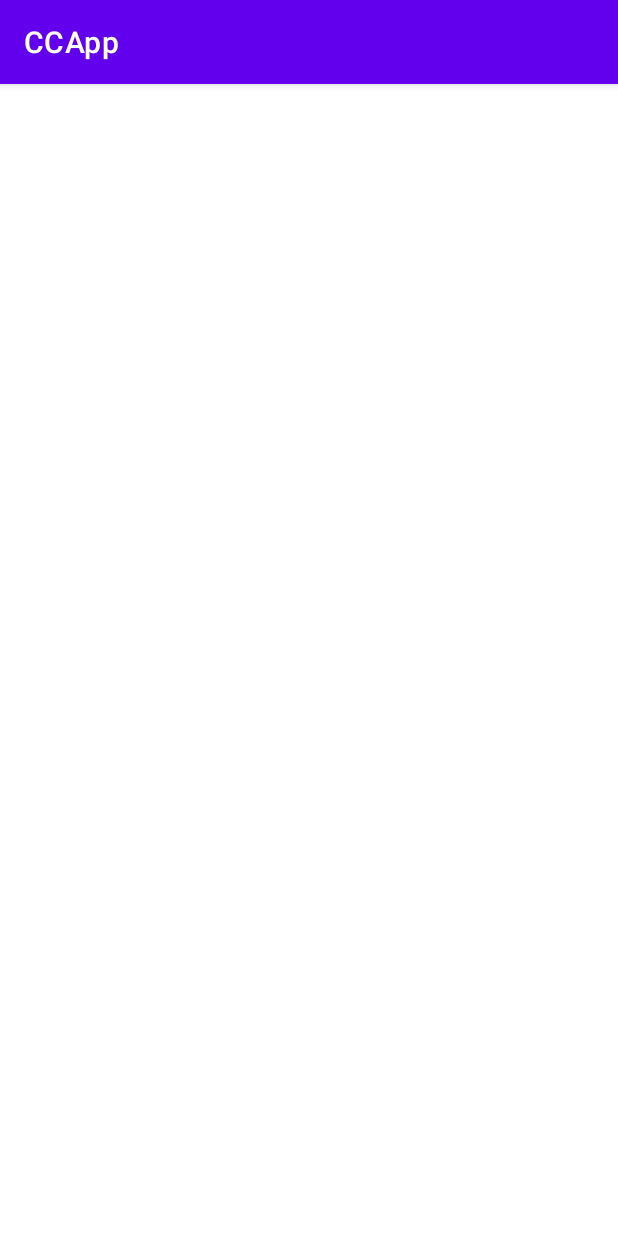
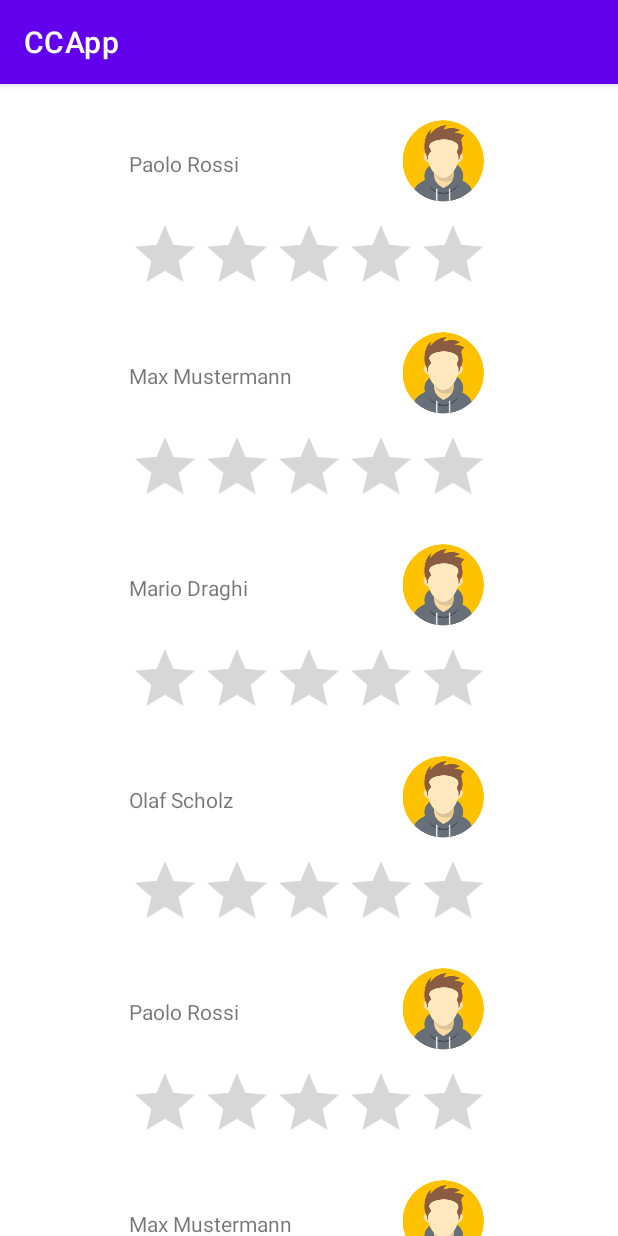
Before and after one commit to FS93/CCApp, an Android app: the ReviewActivity screen opened directly, with no data from a screen before it, on a phone screen of 412 x 824 dp. Run offline under Robolectric (Android 15) with nearby library versions, the phone set to English and light mode, and no system bars.

Commit message:
Designed Review Activity with RecylcerView

```diff
--- a/app/build.gradle
+++ b/app/build.gradle
@@ -1,6 +1,7 @@
 plugins {
     id 'com.android.application'
     id 'org.jetbrains.kotlin.android'
+    id 'kotlin-android-extensions'
 }
 
 android {
@@ -29,6 +30,10 @@ android {
     kotlinOptions {
         jvmTarget = '1.8'
     }
+
+    buildFeatures {
+        viewBinding true
+    }
 }
 
 dependencies {
@@ -39,6 +44,7 @@ dependencies {
     implementation 'androidx.constraintlayout:constraintlayout:2.1.3'
     implementation 'androidx.navigation:navigation-fragment-ktx:2.4.2'
     implementation 'androidx.navigation:navigation-ui-ktx:2.4.2'
+    implementation 'androidx.recyclerview:recyclerview:1.2.1'
     testImplementation 'junit:junit:4.13.2'
     androidTestImplementation 'androidx.test.ext:junit:1.1.3'
     androidTestImplementation 'androidx.test.espresso:espresso-core:3.4.0'
--- /dev/null
+++ b/app/src/main/java/com/example/ccapp/Review.kt
@@ -0,0 +1,8 @@
+package com.example.ccapp
+
+import android.widget.RatingBar
+
+data class Review (
+    val personName: String,
+    val avatar: Int
+)
--- a/app/src/main/java/com/example/ccapp/ReviewActivity.kt
+++ b/app/src/main/java/com/example/ccapp/ReviewActivity.kt
@@ -2,10 +2,35 @@ package com.example.ccapp
 
 import androidx.appcompat.app.AppCompatActivity
 import android.os.Bundle
+import androidx.recyclerview.widget.LinearLayoutManager
+import androidx.recyclerview.widget.RecyclerView
+import kotlinx.android.synthetic.main.activity_review.*
 
 class ReviewActivity : AppCompatActivity() {
     override fun onCreate(savedInstanceState: Bundle?) {
         super.onCreate(savedInstanceState)
         setContentView(R.layout.activity_review)
+
+        rvReviews.layoutManager = LinearLayoutManager(this)
+
+        var reviewsList = mutableListOf(
+            Review("Paolo Rossi", R.drawable.avatar),
+            Review("Max Mustermann", R.drawable.avatar),
+            Review("Mario Draghi", R.drawable.avatar),
+            Review("Olaf Scholz", R.drawable.avatar),
+            Review("Paolo Rossi", R.drawable.avatar),
+            Review("Max Mustermann", R.drawable.avatar),
+            Review("Mario Draghi", R.drawable.avatar),
+            Review("Olaf Scholz", R.drawable.avatar),
+            Review("Paolo Rossi", R.drawable.avatar),
+            Review("Max Mustermann", R.drawable.avatar),
+            Review("Mario Draghi", R.drawable.avatar),
+            Review("Olaf Scholz", R.drawable.avatar)
+        )
+
+        val adapter = ReviewAdapter(reviewsList)
+
+        rvReviews.adapter = adapter
+
     }
 }
--- /dev/null
+++ b/app/src/main/java/com/example/ccapp/ReviewAdapter.kt
@@ -0,0 +1,31 @@
+package com.example.ccapp
+
+import android.view.LayoutInflater
+import android.view.View
+import android.view.ViewGroup
+import androidx.recyclerview.widget.RecyclerView
+import kotlinx.android.synthetic.main.item_review.view.*
+
+class ReviewAdapter(var reviews: List<Review>) : RecyclerView.Adapter<ReviewAdapter.ReviewViewHolder>(){
+
+    inner class ReviewViewHolder(itemView: View) : RecyclerView.ViewHolder(itemView)
+
+    override fun onCreateViewHolder(parent: ViewGroup, viewType: Int): ReviewViewHolder {
+        val view = LayoutInflater.from(parent.context).inflate(R.layout.item_review,parent,false)
+        return ReviewViewHolder(view)
+    }
+
+    override fun onBindViewHolder(holder: ReviewViewHolder, position: Int) {
+
+        holder.itemView.apply {
+            txPersonName.text = reviews[position].personName
+            ivAvatar.setImageResource(reviews[position].avatar)
+        }
+    }
+
+    override fun getItemCount(): Int {
+        return reviews.size
+    }
+
+
+}
--- a/app/src/main/res/layout/activity_review.xml
+++ b/app/src/main/res/layout/activity_review.xml
@@ -6,4 +6,14 @@
     android:layout_height="match_parent"
     tools:context=".ReviewActivity">
 
+    <androidx.recyclerview.widget.RecyclerView
+        android:id="@+id/rvReviews"
+        android:layout_width="match_parent"
+        android:layout_height="0dp"
+        app:layout_constraintEnd_toEndOf="parent"
+        app:layout_constraintStart_toStartOf="parent"
+        app:layout_constraintTop_toTopOf="parent"
+        android:layout_margin="16dp"/>
+
+
 </androidx.constraintlayout.widget.ConstraintLayout>
--- /dev/null
+++ b/app/src/main/res/layout/item_review.xml
@@ -0,0 +1,41 @@
+<?xml version="1.0" encoding="utf-8"?>
+<androidx.constraintlayout.widget.ConstraintLayout xmlns:android="http://schemas.android.com/apk/res/android"
+    xmlns:app="http://schemas.android.com/apk/res-auto"
+    xmlns:tools="http://schemas.android.com/tools"
+    android:id="@+id/singleReview"
+    android:layout_width="match_parent"
+    android:layout_height="wrap_content">
+
+    <TextView
+        android:id="@+id/txPersonName"
+        android:layout_width="0dp"
+        android:layout_height="wrap_content"
+        android:text="Person Name"
+        app:layout_constraintBottom_toTopOf="@+id/rbReview"
+        app:layout_constraintEnd_toStartOf="@+id/ivAvatar"
+        app:layout_constraintHorizontal_bias="0.0"
+        app:layout_constraintStart_toStartOf="@+id/rbReview"
+        app:layout_constraintTop_toTopOf="parent" />
+
+    <ImageView
+        android:id="@+id/ivAvatar"
+        android:layout_width="59dp"
+        android:layout_height="60dp"
+        android:layout_marginTop="4dp"
+        android:layout_marginBottom="10dp"
+        android:src="@drawable/avatar"
+        app:layout_constraintBottom_toTopOf="@+id/rbReview"
+        app:layout_constraintEnd_toEndOf="@+id/rbReview"
+        app:layout_constraintTop_toTopOf="parent" />
+
+    <RatingBar
+        android:id="@+id/rbReview"
+        android:layout_width="wrap_content"
+        android:layout_height="wrap_content"
+        app:layout_constraintBottom_toBottomOf="parent"
+        android:layout_margin="10dp"
+        app:layout_constraintStart_toStartOf="parent"
+        app:layout_constraintEnd_toEndOf="parent"
+        app:flow_horizontalBias="0.5"
+ />
+</androidx.constraintlayout.widget.ConstraintLayout>
```
